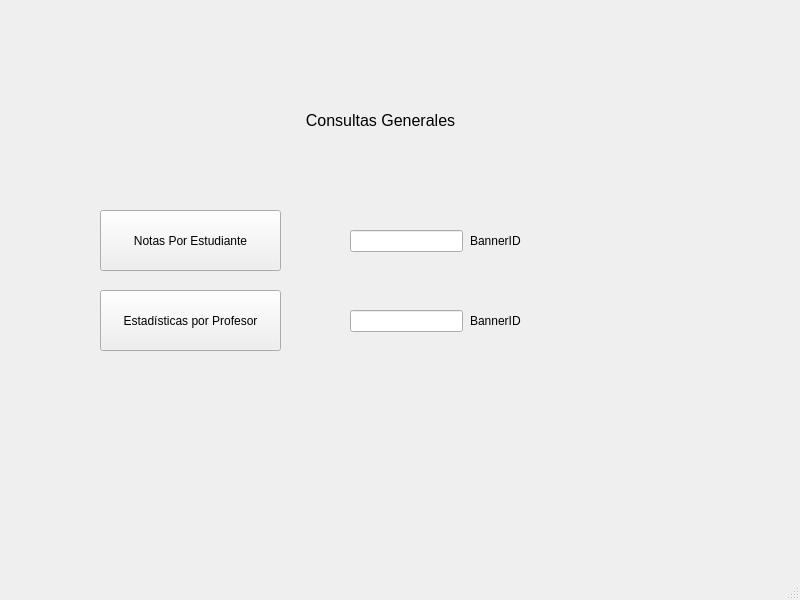
Before: the Qt Designer form adminscreen.ui in Robdres/Proyecto-Final, drawn with Qt 5.
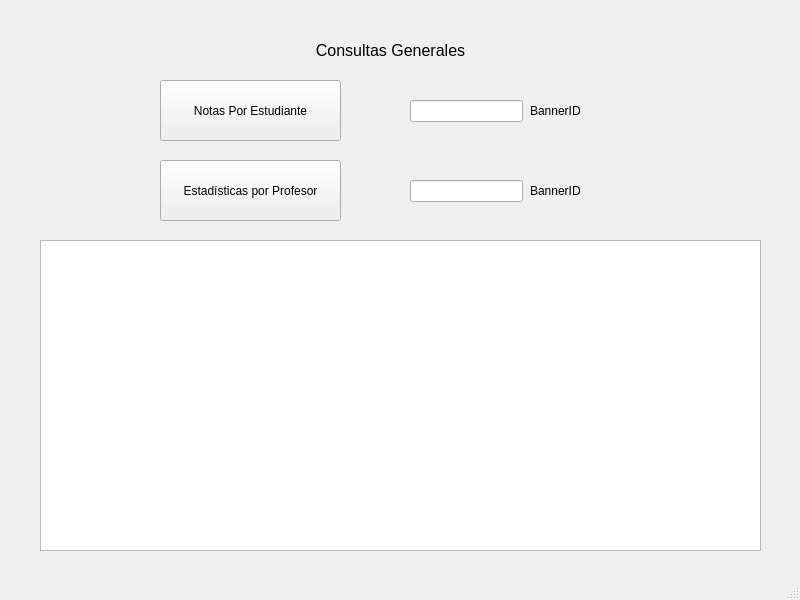
After: the same form once the commit is applied.

```diff
--- a/adminscreen.ui
+++ b/adminscreen.ui
@@ -17,8 +17,8 @@
    <widget class="QPushButton" name="pushButton">
     <property name="geometry">
      <rect>
-      <x>100</x>
-      <y>210</y>
+      <x>160</x>
+      <y>80</y>
       <width>181</width>
       <height>61</height>
      </rect>
@@ -30,8 +30,8 @@
    <widget class="QLabel" name="label">
     <property name="geometry">
      <rect>
-      <x>280</x>
-      <y>100</y>
+      <x>290</x>
+      <y>30</y>
       <width>201</width>
       <height>41</height>
      </rect>
@@ -51,8 +51,8 @@
    <widget class="QPushButton" name="pushButton_2">
     <property name="geometry">
      <rect>
-      <x>100</x>
-      <y>290</y>
+      <x>160</x>
+      <y>160</y>
       <width>181</width>
       <height>61</height>
      </rect>
@@ -64,8 +64,8 @@
    <widget class="QLineEdit" name="lineEdit">
     <property name="geometry">
      <rect>
-      <x>350</x>
-      <y>230</y>
+      <x>410</x>
+      <y>100</y>
       <width>113</width>
       <height>22</height>
      </rect>
@@ -74,8 +74,8 @@
    <widget class="QLineEdit" name="lineEdit_2">
     <property name="geometry">
      <rect>
-      <x>350</x>
-      <y>310</y>
+      <x>410</x>
+      <y>180</y>
       <width>113</width>
       <height>22</height>
      </rect>
@@ -84,8 +84,8 @@
    <widget class="QLabel" name="label_2">
     <property name="geometry">
      <rect>
-      <x>470</x>
-      <y>230</y>
+      <x>530</x>
+      <y>100</y>
       <width>81</width>
       <height>21</height>
      </rect>
@@ -102,8 +102,8 @@
    <widget class="QLabel" name="label_3">
     <property name="geometry">
      <rect>
-      <x>470</x>
-      <y>310</y>
+      <x>530</x>
+      <y>180</y>
       <width>71</width>
       <height>21</height>
      </rect>
@@ -117,6 +117,16 @@
      <string>BannerID</string>
     </property>
    </widget>
+   <widget class="QPlainTextEdit" name="plainTextEdit">
+    <property name="geometry">
+     <rect>
+      <x>40</x>
+      <y>240</y>
+      <width>721</width>
+      <height>311</height>
+     </rect>
+    </property>
+   </widget>
   </widget>
   <widget class="QMenuBar" name="menubar">
    <property name="geometry">
```
